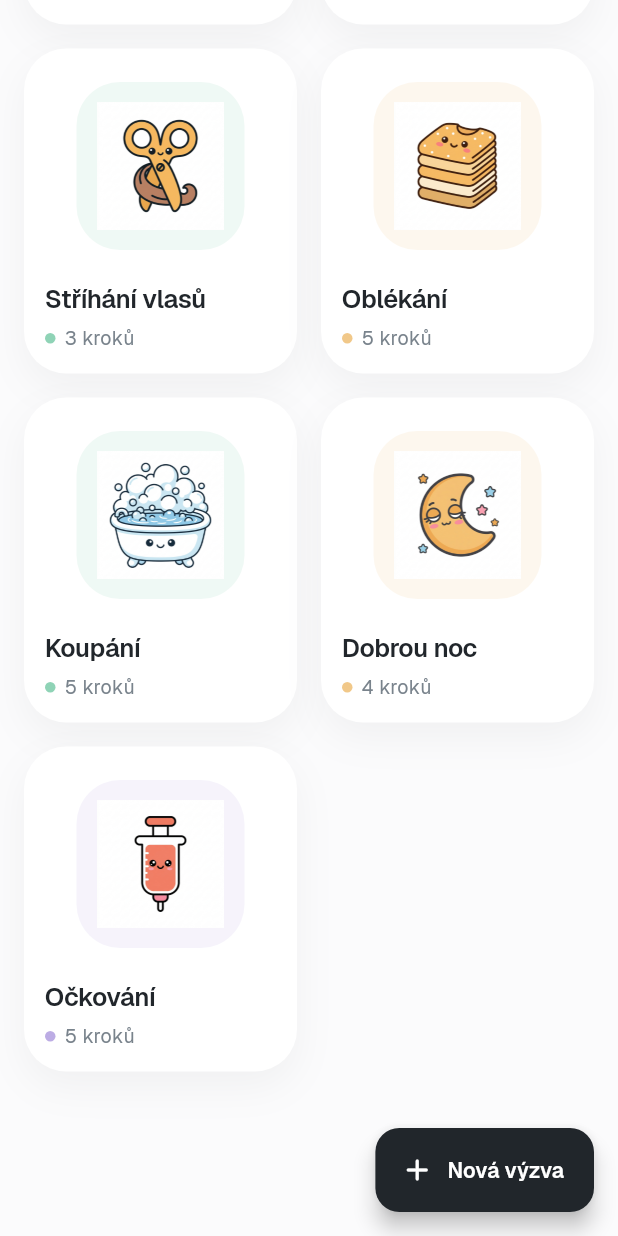
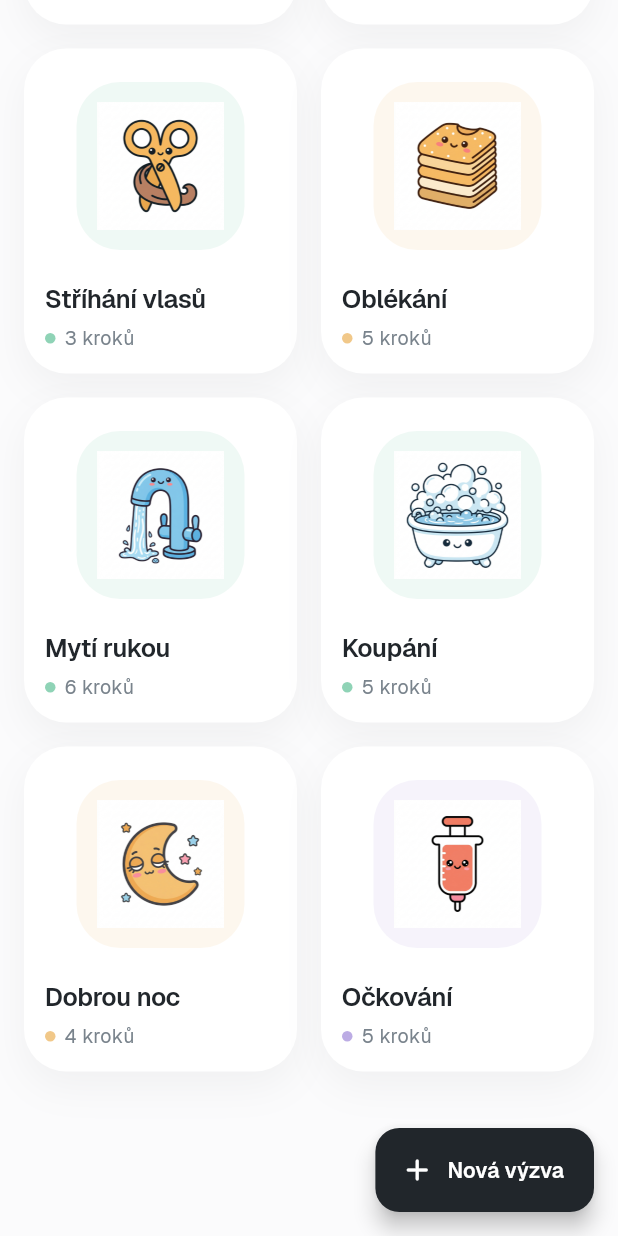
Before and after one commit to Panbaron1/spectroom, a Flutter app: the HomeScreen screen opened directly, scrolled down 544 dp, on a phone screen of 412 x 824 dp. Run offline on Flutter 3.47's test engine with Material 3 defaults, Android fonts, the phone set to English and light mode, and no system bars; our stand-ins replace audioplayers, flutter_svg, image_picker, shared_preferences; missing offline and left inert: record; accounts and stored records are empty.

Commit message:
feat: wash hands seed + faucet/towel icons
Co-Authored-By: Claude Sonnet 4.6 <noreply@anthropic.com>

```diff
--- a/lib/data/seeds.dart
+++ b/lib/data/seeds.dart
@@ -85,6 +85,21 @@ final List<Challenge> seedChallenges = [
     ],
   ),
   Challenge(
+    id: 'seed.handwash',
+    titleCs: 'Mytí rukou',
+    titleEn: 'Wash hands',
+    category: ChallengeCategory.hygiene,
+    cover: const PictogramRef.asset('faucet'),
+    steps: [
+      const ChallengeStep(id: 'handwash.1', kind: StepKind.info, pictogram: PictogramRef.asset('faucet'), labelCs: 'Pustíme vodu', labelEn: 'Turn on water'),
+      const ChallengeStep(id: 'handwash.2', kind: StepKind.info, pictogram: PictogramRef.asset('hands'), labelCs: 'Namočíme ruce', labelEn: 'Wet hands'),
+      const ChallengeStep(id: 'handwash.3', kind: StepKind.info, pictogram: PictogramRef.asset('soap'), labelCs: 'Mýdlo', labelEn: 'Soap'),
+      const ChallengeStep(id: 'handwash.4', kind: StepKind.timer, pictogram: PictogramRef.asset('hands'), labelCs: 'Myjeme ruce', labelEn: 'Wash hands', durationSec: 20),
+      const ChallengeStep(id: 'handwash.5', kind: StepKind.info, pictogram: PictogramRef.asset('rinse'), labelCs: 'Opláchnutí', labelEn: 'Rinse'),
+      const ChallengeStep(id: 'handwash.6', kind: StepKind.info, pictogram: PictogramRef.asset('towel'), labelCs: 'Utřeme ruce', labelEn: 'Dry hands'),
+    ],
+  ),
+  Challenge(
     id: 'seed.bath',
     titleCs: 'Koupání',
     titleEn: 'Bath time',
```
Also changed, not shown: assets/icons/faucet.png (added), assets/icons/towel.png (added), 1 other file.
